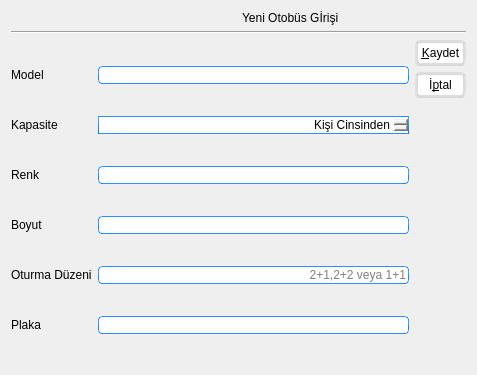
This is Formlar/VeriFormlari/otobusgirisformu.ui in emirkyz/OtobusBilgiSistemi as Qt 5 draws it before an edit. The edited form follows.
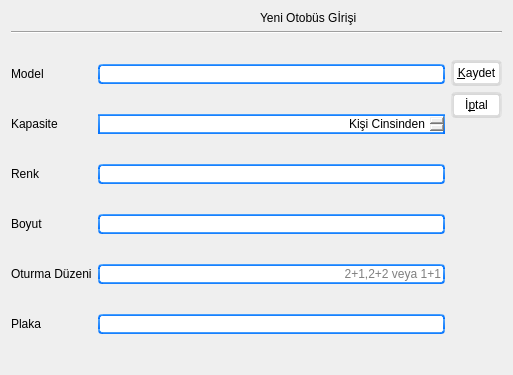
This is the edited form. Icons and pictures are not drawn.

Patch:
```diff
--- a/Formlar/VeriFormlari/otobusgirisformu.ui
+++ b/Formlar/VeriFormlari/otobusgirisformu.ui
@@ -6,15 +6,24 @@
    <rect>
     <x>0</x>
     <y>0</y>
-    <width>477</width>
+    <width>513</width>
     <height>375</height>
    </rect>
   </property>
   <property name="windowTitle">
    <string>Form</string>
   </property>
+  <property name="windowIcon">
+   <iconset resource="../../Kaynaklar.qrc">
+    <normaloff>:/Resimler/Otobus.png</normaloff>:/Resimler/Otobus.png</iconset>
+  </property>
+  <property name="autoFillBackground">
+   <bool>false</bool>
+  </property>
   <property name="styleSheet">
-   <string notr="true">
+   <string notr="true">QWidget#OtobusGirisFormu{
+	border-image : url(:/Resimler/busBackground.png)
+}
 QPushButton#btnKaydet {
 	qproperty-icon: url(:/Resimler/Kaydet.png);
 	qproperty-iconSize: 16px 16px;
@@ -64,7 +73,7 @@
 	background-color:#ececec;
 }
 QTextEdit {
-	border-width: 1px;
+	border-width: 3px;
 	border-style: solid;
 	border-color: qlineargradient(spread:pad, x1:0.5, y1:1, x2:0.5, y2:0, stop:0 rgba(0, 113, 255, 255), stop:1 rgba(91, 171, 252, 255));
 }
@@ -170,7 +179,7 @@
 	background-color: rgb(142,142,142);
 }
 QLineEdit {
-	border-width: 1px; border-radius: 4px;
+	border-width: 2px; border-radius: 4px;
 	border-style: solid;
 	border-color: qlineargradient(spread:pad, x1:0.5, y1:1, x2:0.5, y2:0, stop:0 rgba(0, 113, 255, 255), stop:1 rgba(91, 171, 252, 255));
 }
@@ -382,7 +391,7 @@
 }
 QSpinBox {
 	border-style: solid;
-	border-width: 1px;
+	border-width: 3px;
 	border-color: qlineargradient(spread:pad, x1:0.5, y1:1, x2:0.5, y2:0, stop:0 rgba(0, 113, 255, 255), stop:1 rgba(91, 171, 252, 255));
 }
 QDoubleSpinBox {
@@ -668,7 +677,10 @@
          <property name="styleSheet">
           <string notr="true">font: 900 9pt &quot;Segoe UI Black&quot;;
 font: 9pt &quot;Segoe UI&quot;;
-</string>
+border-width: 2px;</string>
+         </property>
+         <property name="wrapping">
+          <bool>true</bool>
          </property>
          <property name="alignment">
           <set>Qt::AlignRight|Qt::AlignTrailing|Qt::AlignVCenter</set>
@@ -729,6 +741,9 @@
      </item>
      <item>
       <layout class="QVBoxLayout" name="verticalLayout">
+       <property name="topMargin">
+        <number>20</number>
+       </property>
        <item>
         <widget class="QPushButton" name="btnKaydet">
          <property name="text">
```
